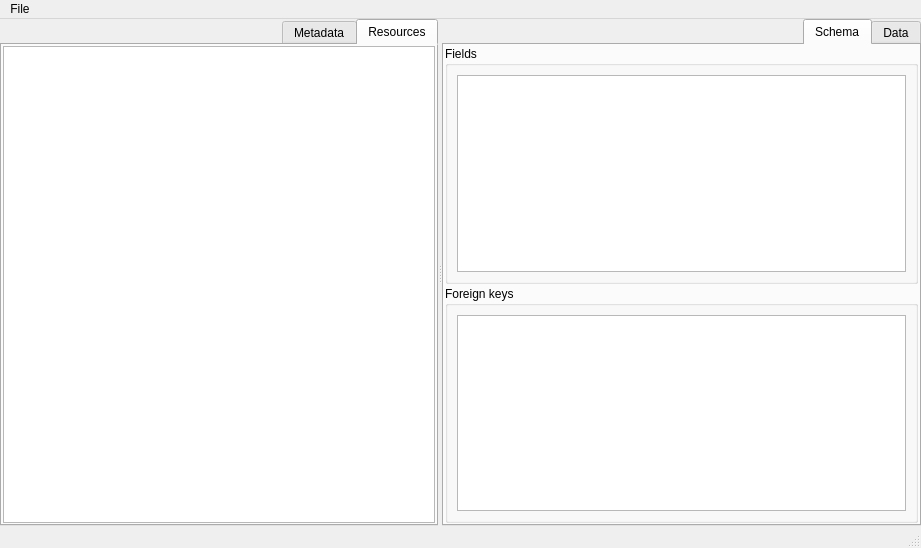
Before: the Qt Designer form spinetoolbox/ui/spine_datapackage_form.ui in spine-tools/Spine-Toolbox, drawn with Qt 5.
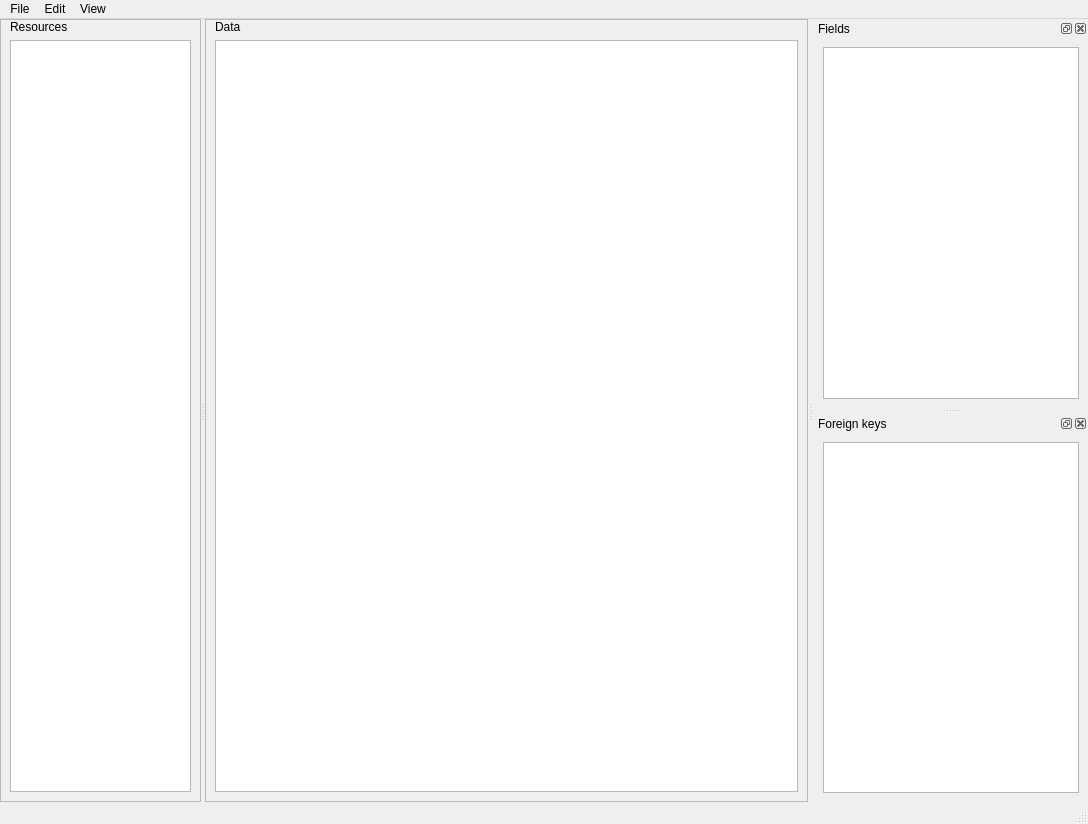
After: the same form once the commit is applied. The open tabs and pages were chosen to show the change. Icons and pictures are not drawn. Custom widgets are drawn as their Qt base class.

Commit message: Issue #106 updated: improve datapackage form interface and start adding copy/paste actions.

The edit to the form file:
```diff
--- a/spinetoolbox/ui/spine_datapackage_form.ui
+++ b/spinetoolbox/ui/spine_datapackage_form.ui
@@ -18,15 +18,15 @@
    <rect>
     <x>0</x>
     <y>0</y>
-    <width>921</width>
-    <height>548</height>
+    <width>1088</width>
+    <height>824</height>
    </rect>
   </property>
   <property name="windowTitle">
    <string>Spine datapackage editor</string>
   </property>
   <widget class="QWidget" name="centralwidget">
-   <layout class="QVBoxLayout" name="verticalLayout_3">
+   <layout class="QVBoxLayout" name="verticalLayout_2">
     <property name="spacing">
      <number>0</number>
     </property>
@@ -47,219 +47,134 @@
       <property name="orientation">
        <enum>Qt::Horizontal</enum>
       </property>
-      <widget class="QTabWidget" name="tabWidget_resources">
-       <property name="layoutDirection">
-        <enum>Qt::RightToLeft</enum>
+      <widget class="QFrame" name="frame">
+       <property name="sizePolicy">
+        <sizepolicy hsizetype="Preferred" vsizetype="Preferred">
+         <horstretch>1</horstretch>
+         <verstretch>0</verstretch>
+        </sizepolicy>
        </property>
-       <property name="tabPosition">
-        <enum>QTabWidget::North</enum>
+       <property name="frameShape">
+        <enum>QFrame::StyledPanel</enum>
        </property>
-       <property name="currentIndex">
-        <number>0</number>
+       <property name="frameShadow">
+        <enum>QFrame::Raised</enum>
        </property>
-       <widget class="QWidget" name="tab">
-        <attribute name="title">
-         <string>Resources</string>
-        </attribute>
-        <layout class="QVBoxLayout" name="verticalLayout_2">
-         <property name="spacing">
-          <number>6</number>
-         </property>
-         <property name="leftMargin">
-          <number>1</number>
-         </property>
-         <property name="topMargin">
-          <number>1</number>
-         </property>
-         <property name="rightMargin">
-          <number>1</number>
-         </property>
-         <property name="bottomMargin">
-          <number>1</number>
-         </property>
-         <item>
-          <widget class="QTreeView" name="treeView_resources">
-           <property name="layoutDirection">
-            <enum>Qt::LeftToRight</enum>
-           </property>
-           <property name="selectionBehavior">
-            <enum>QAbstractItemView::SelectItems</enum>
-           </property>
-          </widget>
-         </item>
-        </layout>
-       </widget>
-       <widget class="QWidget" name="tab_2">
-        <attribute name="title">
-         <string>Metadata</string>
-        </attribute>
-        <layout class="QVBoxLayout" name="verticalLayout_7">
-         <item>
-          <widget class="QLabel" name="label">
-           <property name="text">
-            <string>Not in use at the moment</string>
-           </property>
-          </widget>
-         </item>
-        </layout>
-       </widget>
+       <layout class="QVBoxLayout" name="verticalLayout">
+        <property name="spacing">
+         <number>6</number>
+        </property>
+        <property name="leftMargin">
+         <number>9</number>
+        </property>
+        <property name="topMargin">
+         <number>0</number>
+        </property>
+        <property name="rightMargin">
+         <number>9</number>
+        </property>
+        <property name="bottomMargin">
+         <number>9</number>
+        </property>
+        <item>
+         <widget class="QLabel" name="label">
+          <property name="sizePolicy">
+           <sizepolicy hsizetype="Preferred" vsizetype="Preferred">
+            <horstretch>1</horstretch>
+            <verstretch>0</verstretch>
+           </sizepolicy>
+          </property>
+          <property name="text">
+           <string>Resources</string>
+          </property>
+         </widget>
+        </item>
+        <item>
+         <widget class="QTreeView" name="treeView_resources">
+          <property name="sizePolicy">
+           <sizepolicy hsizetype="Expanding" vsizetype="Expanding">
+            <horstretch>1</horstretch>
+            <verstretch>0</verstretch>
+           </sizepolicy>
+          </property>
+          <property name="layoutDirection">
+           <enum>Qt::LeftToRight</enum>
+          </property>
+          <property name="selectionBehavior">
+           <enum>QAbstractItemView::SelectItems</enum>
+          </property>
+         </widget>
+        </item>
+       </layout>
       </widget>
-      <widget class="QTabWidget" name="tabWidget_data_schema">
-       <property name="layoutDirection">
-        <enum>Qt::RightToLeft</enum>
+      <widget class="QFrame" name="frame_2">
+       <property name="sizePolicy">
+        <sizepolicy hsizetype="Preferred" vsizetype="Preferred">
+         <horstretch>3</horstretch>
+         <verstretch>0</verstretch>
+        </sizepolicy>
        </property>
-       <property name="tabPosition">
-        <enum>QTabWidget::North</enum>
+       <property name="frameShape">
+        <enum>QFrame::StyledPanel</enum>
        </property>
-       <property name="tabShape">
-        <enum>QTabWidget::Rounded</enum>
+       <property name="frameShadow">
+        <enum>QFrame::Raised</enum>
        </property>
-       <property name="currentIndex">
-        <number>0</number>
-       </property>
-       <property name="tabsClosable">
-        <bool>false</bool>
-       </property>
-       <widget class="QWidget" name="tab_data">
-        <attribute name="title">
-         <string>Data</string>
-        </attribute>
-        <layout class="QVBoxLayout" name="verticalLayout">
-         <property name="spacing">
-          <number>6</number>
-         </property>
-         <property name="leftMargin">
-          <number>1</number>
-         </property>
-         <property name="topMargin">
-          <number>1</number>
-         </property>
-         <property name="rightMargin">
-          <number>1</number>
-         </property>
-         <property name="bottomMargin">
-          <number>1</number>
-         </property>
-         <item>
-          <widget class="CopyPasteTableView" name="tableView_resource_data">
-           <property name="sizePolicy">
-            <sizepolicy hsizetype="Expanding" vsizetype="Expanding">
-             <horstretch>2</horstretch>
-             <verstretch>0</verstretch>
-            </sizepolicy>
-           </property>
-           <property name="layoutDirection">
-            <enum>Qt::LeftToRight</enum>
-           </property>
-           <property name="tabKeyNavigation">
-            <bool>false</bool>
-           </property>
-           <attribute name="horizontalHeaderVisible">
-            <bool>true</bool>
-           </attribute>
-           <attribute name="horizontalHeaderHighlightSections">
-            <bool>false</bool>
-           </attribute>
-           <attribute name="verticalHeaderVisible">
-            <bool>false</bool>
-           </attribute>
-           <attribute name="verticalHeaderHighlightSections">
-            <bool>false</bool>
-           </attribute>
-          </widget>
-         </item>
-        </layout>
-       </widget>
-       <widget class="QWidget" name="tab_schema">
-        <attribute name="title">
-         <string>Schema</string>
-        </attribute>
-        <layout class="QVBoxLayout" name="verticalLayout_4">
-         <property name="spacing">
-          <number>2</number>
-         </property>
-         <property name="leftMargin">
-          <number>1</number>
-         </property>
-         <property name="topMargin">
-          <number>1</number>
-         </property>
-         <property name="rightMargin">
-          <number>1</number>
-         </property>
-         <property name="bottomMargin">
-          <number>1</number>
-         </property>
-         <item>
-          <widget class="QGroupBox" name="groupBox_2">
-           <property name="layoutDirection">
-            <enum>Qt::LeftToRight</enum>
-           </property>
-           <property name="title">
-            <string>Fields</string>
-           </property>
-           <layout class="QVBoxLayout" name="verticalLayout_6">
-            <item>
-             <widget class="QTableView" name="tableView_fields">
-              <property name="layoutDirection">
-               <enum>Qt::LeftToRight</enum>
-              </property>
-              <property name="selectionBehavior">
-               <enum>QAbstractItemView::SelectItems</enum>
-              </property>
-              <property name="showGrid">
-               <bool>true</bool>
-              </property>
-              <attribute name="horizontalHeaderHighlightSections">
-               <bool>false</bool>
-              </attribute>
-              <attribute name="horizontalHeaderShowSortIndicator" stdset="0">
-               <bool>false</bool>
-              </attribute>
-              <attribute name="verticalHeaderVisible">
-               <bool>false</bool>
-              </attribute>
-             </widget>
-            </item>
-           </layout>
-          </widget>
-         </item>
-         <item>
-          <widget class="QGroupBox" name="groupBox">
-           <property name="layoutDirection">
-            <enum>Qt::LeftToRight</enum>
-           </property>
-           <property name="title">
-            <string>Foreign keys</string>
-           </property>
-           <layout class="QVBoxLayout" name="verticalLayout_5">
-            <item>
-             <widget class="QTableView" name="tableView_foreign_keys">
-              <property name="layoutDirection">
-               <enum>Qt::LeftToRight</enum>
-              </property>
-              <property name="selectionBehavior">
-               <enum>QAbstractItemView::SelectItems</enum>
-              </property>
-              <property name="showGrid">
-               <bool>true</bool>
-              </property>
-              <property name="gridStyle">
-               <enum>Qt::SolidLine</enum>
-              </property>
-              <attribute name="horizontalHeaderHighlightSections">
-               <bool>false</bool>
-              </attribute>
-              <attribute name="verticalHeaderVisible">
-               <bool>false</bool>
-              </attribute>
-             </widget>
-            </item>
-           </layout>
-          </widget>
-         </item>
-        </layout>
-       </widget>
+       <layout class="QVBoxLayout" name="verticalLayout_3">
+        <property name="leftMargin">
+         <number>9</number>
+        </property>
+        <property name="topMargin">
+         <number>0</number>
+        </property>
+        <property name="rightMargin">
+         <number>9</number>
+        </property>
+        <property name="bottomMargin">
+         <number>9</number>
+        </property>
+        <item>
+         <widget class="QLabel" name="label_2">
+          <property name="sizePolicy">
+           <sizepolicy hsizetype="Preferred" vsizetype="Preferred">
+            <horstretch>2</horstretch>
+            <verstretch>0</verstretch>
+           </sizepolicy>
+          </property>
+          <property name="text">
+           <string>Data</string>
+          </property>
+         </widget>
+        </item>
+        <item>
+         <widget class="CopyPasteTableView" name="tableView_resource_data">
+          <property name="sizePolicy">
+           <sizepolicy hsizetype="Expanding" vsizetype="Expanding">
+            <horstretch>2</horstretch>
+            <verstretch>0</verstretch>
+           </sizepolicy>
+          </property>
+          <property name="layoutDirection">
+           <enum>Qt::LeftToRight</enum>
+          </property>
+          <property name="tabKeyNavigation">
+           <bool>false</bool>
+          </property>
+          <attribute name="horizontalHeaderVisible">
+           <bool>true</bool>
+          </attribute>
+          <attribute name="horizontalHeaderHighlightSections">
+           <bool>false</bool>
+          </attribute>
+          <attribute name="verticalHeaderVisible">
+           <bool>false</bool>
+          </attribute>
+          <attribute name="verticalHeaderHighlightSections">
+           <bool>false</bool>
+          </attribute>
+         </widget>
+        </item>
+       </layout>
       </widget>
      </widget>
     </item>
@@ -270,7 +185,7 @@
     <rect>
      <x>0</x>
      <y>0</y>
-     <width>921</width>
+     <width>1088</width>
      <height>28</height>
     </rect>
    </property>
@@ -292,9 +207,100 @@
     <addaction name="separator"/>
     <addaction name="actionClose"/>
    </widget>
+   <widget class="QMenu" name="menuEdit">
+    <property name="title">
+     <string>Edit</string>
+    </property>
+    <addaction name="actionCopy"/>
+    <addaction name="actionPaste"/>
+   </widget>
+   <widget class="QMenu" name="menuView">
+    <property name="title">
+     <string>View</string>
+    </property>
+    <widget class="QMenu" name="menuDock_Widgets">
+     <property name="title">
+      <string>Dock Widgets</string>
+     </property>
+    </widget>
+    <addaction name="menuDock_Widgets"/>
+   </widget>
    <addaction name="menuFile"/>
+   <addaction name="menuEdit"/>
+   <addaction name="menuView"/>
   </widget>
   <widget class="QStatusBar" name="statusbar"/>
+  <widget class="QDockWidget" name="dockWidget_fields">
+   <property name="allowedAreas">
+    <set>Qt::AllDockWidgetAreas</set>
+   </property>
+   <property name="windowTitle">
+    <string>Fields</string>
+   </property>
+   <attribute name="dockWidgetArea">
+    <number>2</number>
+   </attribute>
+   <widget class="QWidget" name="dockWidgetContents_5">
+    <layout class="QVBoxLayout" name="verticalLayout_8">
+     <item>
+      <widget class="CopyPasteTableView" name="tableView_fields">
+       <property name="layoutDirection">
+        <enum>Qt::LeftToRight</enum>
+       </property>
+       <property name="selectionBehavior">
+        <enum>QAbstractItemView::SelectItems</enum>
+       </property>
+       <property name="showGrid">
+        <bool>true</bool>
+       </property>
+       <attribute name="horizontalHeaderHighlightSections">
+        <bool>false</bool>
+       </attribute>
+       <attribute name="horizontalHeaderShowSortIndicator" stdset="0">
+        <bool>false</bool>
+       </attribute>
+       <attribute name="verticalHeaderVisible">
+        <bool>false</bool>
+       </attribute>
+      </widget>
+     </item>
+    </layout>
+   </widget>
+  </widget>
+  <widget class="QDockWidget" name="dockWidget_foreign_keys">
+   <property name="windowTitle">
+    <string>Foreign keys</string>
+   </property>
+   <attribute name="dockWidgetArea">
+    <number>2</number>
+   </attribute>
+   <widget class="QWidget" name="dockWidgetContents_6">
+    <layout class="QVBoxLayout" name="verticalLayout_9">
+     <item>
+      <widget class="CopyPasteTableView" name="tableView_foreign_keys">
+       <property name="layoutDirection">
+        <enum>Qt::LeftToRight</enum>
+       </property>
+       <property name="selectionBehavior">
+        <enum>QAbstractItemView::SelectItems</enum>
+       </property>
+       <property name="showGrid">
+        <bool>true</bool>
+       </property>
+       <property name="gridStyle">
+        <enum>Qt::SolidLine</enum>
+       </property>
+       <attribute name="horizontalHeaderHighlightSections">
+        <bool>false</bool>
+       </attribute>
+       <attribute name="verticalHeaderVisible">
+        <bool>false</bool>
+       </attribute>
+      </widget>
+     </item>
+    </layout>
+   </widget>
+  </widget>
   <action name="actionSave_datapackage">
    <property name="text">
     <string>Save &quot;datapackage.json&quot;</string>
```
Left out of the diff: 29 changed lines with no effect on the pictures. The commit also changes 8 other files.
